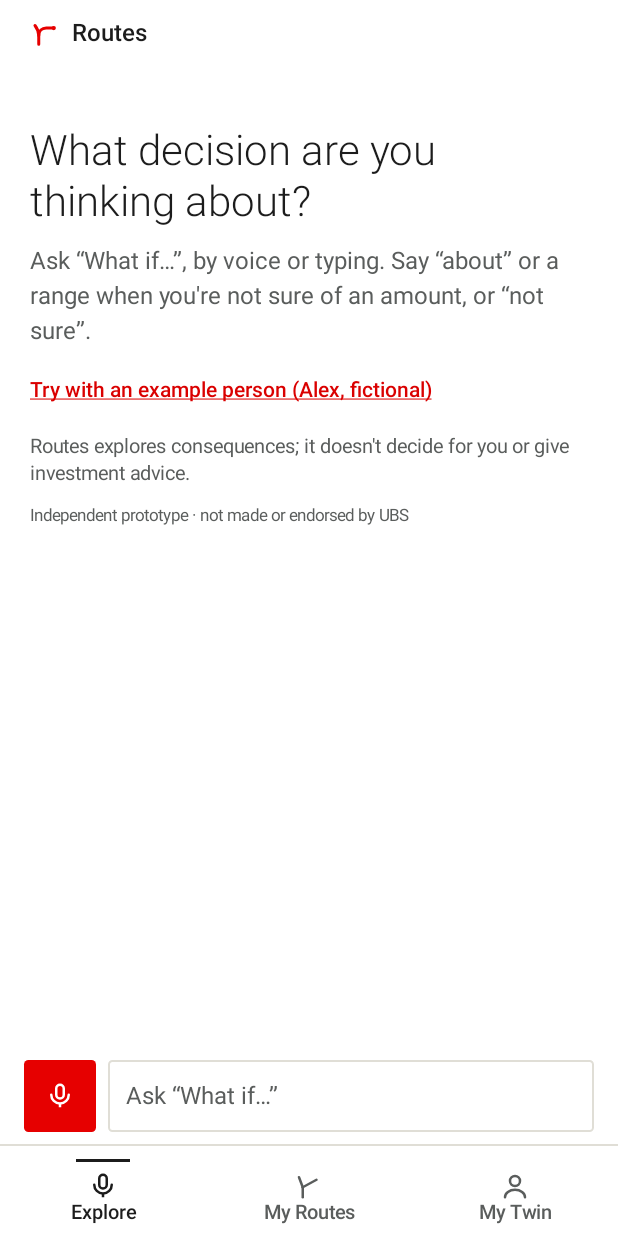
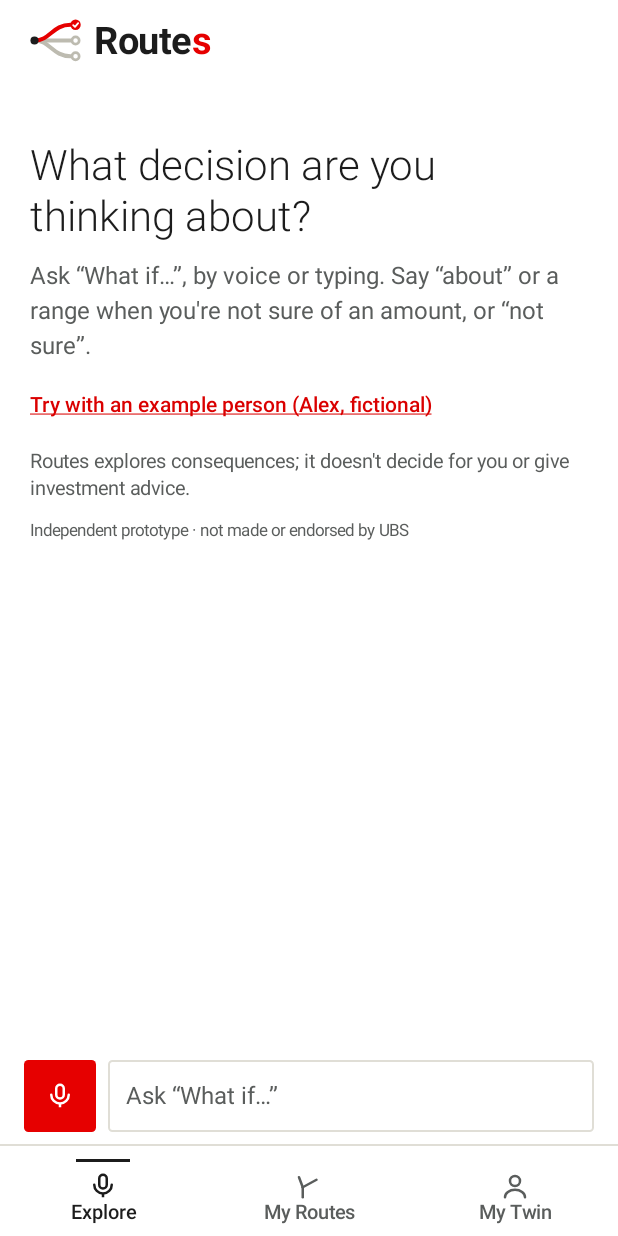
Before and after one commit to Linahmi/lauzhack2k26, an Android app built with Jetpack Compose: the screen it shows after launch (MainActivity), on a phone screen of 412 x 824 dp. Run offline under Robolectric (Android 15) with nearby library versions, the phone set to English and light mode, and no system bars; pictures from the network do not load.

Commit message:
android: Routes logo lockup in the app header
Mark (start point, three routes, chosen one red with a check) drawn in
Compose, plus the "Routes" wordmark with the red s. Launcher icon unchanged.

Co-Authored-By: Claude Opus 5.5 <noreply@anthropic.com>

```diff
--- a/composeApp/src/commonMain/kotlin/ch/ripple/app/phone/ExploreScreen.kt
+++ b/composeApp/src/commonMain/kotlin/ch/ripple/app/phone/ExploreScreen.kt
@@ -45,9 +45,8 @@ fun ExploreScreen(session: RoutesSession, nav: PhoneNav, voice: VoiceState, plat
 @Composable
 private fun Header(session: RoutesSession) {
     Row(Modifier.fillMaxWidth().padding(horizontal = 20.dp, vertical = 12.dp), verticalAlignment = Alignment.CenterVertically) {
-        RoutesMark()
-        Spacer(Modifier.width(8.dp))
-        Text("Routes", style = Ty.Strong, modifier = Modifier.weight(1f))
+        RoutesLockup()
+        Spacer(Modifier.weight(1f))
         session.profile?.let { Text(if (it.fictional) "${it.name} · fictional example" else it.name, style = Ty.Small) }
     }
 }
--- a/composeApp/src/commonMain/kotlin/ch/ripple/app/phone/PhoneTheme.kt
+++ b/composeApp/src/commonMain/kotlin/ch/ripple/app/phone/PhoneTheme.kt
@@ -61,13 +61,44 @@ object Ty {
     val Button = TextStyle(fontFamily = F, fontWeight = FontWeight.SemiBold, fontSize = 15.sp)
 }
 
+/** Light grey of the routes not taken in the Routes logo. */
+val RouteGrey = Color(0xFFBDBBB0)
+
+/**
+ * The Routes logo mark: a starting point, three possible routes, the chosen one in red with a
+ * check. Drawn on a 46×40 grid.
+ */
 @Composable
-fun RoutesMark(size: Int = 20, color: Color = Tk.Red) = Canvas(Modifier.size(size.dp)) {
-    val s = this.size.width / 24f
-    val stroke = Stroke(width = 2.4f * s, cap = StrokeCap.Round)
-    drawPath(Path().apply { moveTo(7 * s, 21 * s); lineTo(7 * s, 14 * s); cubicTo(7 * s, 10.5f * s, 9.5f * s, 8 * s, 13 * s, 8 * s); lineTo(19 * s, 8 * s) }, color, style = stroke)
-    drawPath(Path().apply { moveTo(7 * s, 14 * s); cubicTo(7 * s, 10.5f * s, 5.5f * s, 8 * s, 4 * s, 6 * s) }, color, style = stroke)
-    drawCircle(color, 1.7f * s, androidx.compose.ui.geometry.Offset(19 * s, 8 * s))
+fun RoutesMark(height: Int = 30, chosen: Color = Tk.Red, other: Color = RouteGrey) =
+    Canvas(Modifier.size(width = (height * 46f / 40f).dp, height = height.dp)) {
+        val u = size.height / 40f
+        fun o(x: Float, y: Float) = androidx.compose.ui.geometry.Offset(x * u, y * u)
+        val line = Stroke(width = 3.6f * u, cap = StrokeCap.Round)
+        fun branch(endY: Float) = Path().apply { moveTo(4 * u, 20 * u); cubicTo(18 * u, 20 * u, 20 * u, endY * u, 36 * u, endY * u) }
+        // Routes not taken: a line to a hollow end.
+        drawPath(branch(34f), other, style = line)
+        drawLine(other, o(4f, 20f), o(36f, 20f), 3.6f * u, StrokeCap.Round)
+        listOf(20f, 34f).forEach { y ->
+            drawCircle(Color.White, 3.2f * u, o(40.5f, y))
+            drawCircle(other, 3.2f * u, o(40.5f, y), style = Stroke(2.4f * u))
+        }
+        // The chosen route, with its check.
+        drawPath(branch(6f), chosen, style = line)
+        drawCircle(chosen, 4.6f * u, o(40.5f, 6f))
+        drawPath(Path().apply { moveTo(38.4f * u, 6.3f * u); lineTo(40f * u, 7.9f * u); lineTo(42.8f * u, 4.6f * u) }, Color.White,
+            style = Stroke(1.6f * u, cap = StrokeCap.Round, join = androidx.compose.ui.graphics.StrokeJoin.Round))
+        drawCircle(Tk.Ink, 3.6f * u, o(4f, 20f))
+    }
+
+/** "Routes" with the red s, as in the logo lockup. */
+@Composable
+fun RoutesLockup(height: Int = 30) = androidx.compose.foundation.layout.Row(verticalAlignment = Alignment.CenterVertically) {
+    RoutesMark(height)
+    androidx.compose.foundation.layout.Spacer(Modifier.width(8.dp))
+    Text(androidx.compose.ui.text.buildAnnotatedString {
+        append("Route")
+        pushStyle(androidx.compose.ui.text.SpanStyle(color = Tk.Red)); append("s"); pop()
+    }, style = Ty.Strong.copy(fontSize = (height * 0.85f).sp, fontWeight = FontWeight.Bold, letterSpacing = (-0.3).sp))
 }
 
 @Composable
```
Also changed, not shown: 1 other file.
